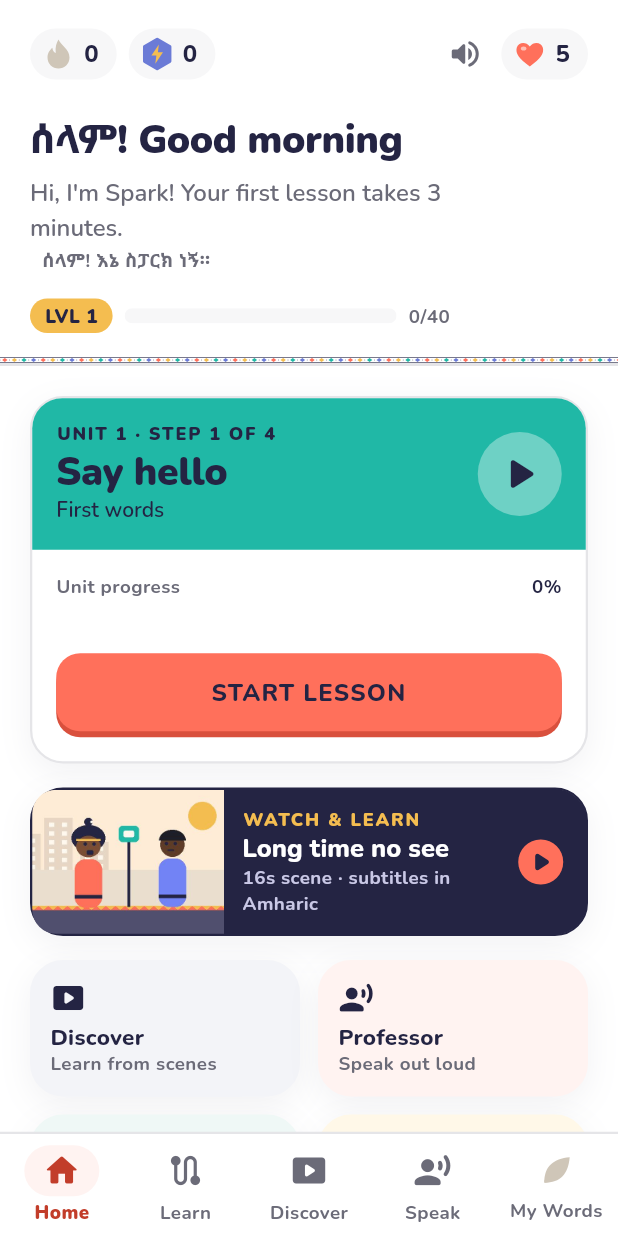
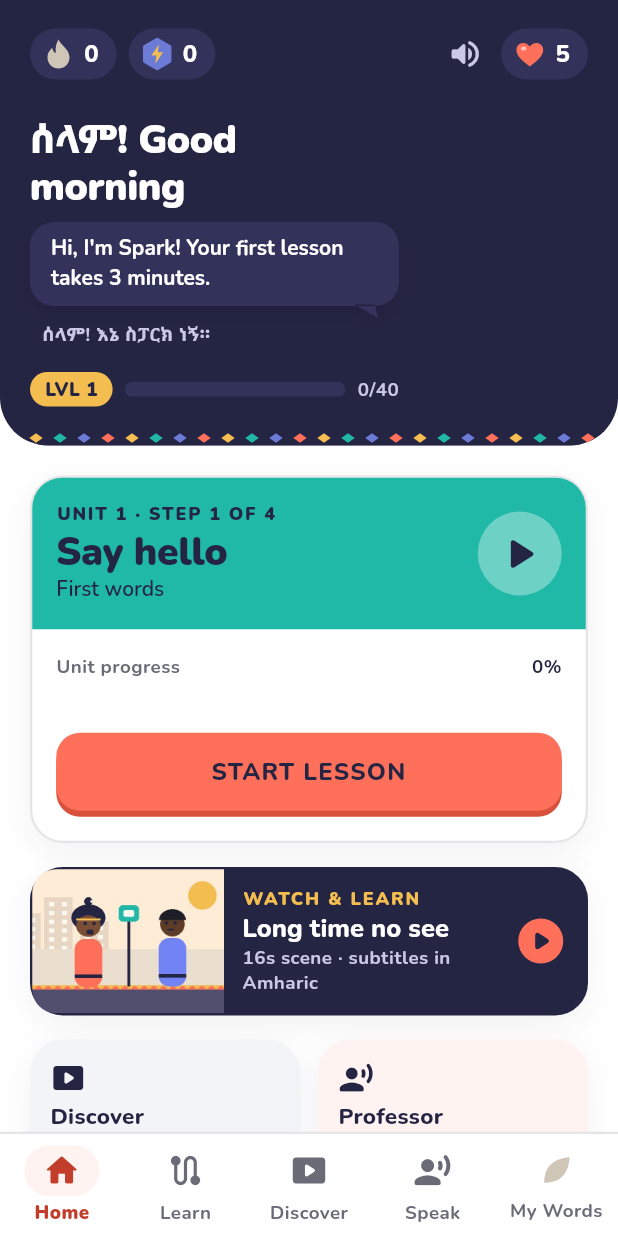
Before and after one commit to salahadin-hassen/Ethio-linguo, a Flutter app: the HomeShell screen opened by its route, on a phone screen of 412 x 824 dp. Run offline on Flutter 3.47's test engine with Material 3 defaults, Android fonts, the phone set to English and light mode, and no system bars; our stand-ins replace audioplayers, flutter_tts, rive, shared_preferences, speech_to_text, video_player; missing offline and left inert: record; accounts and stored records are empty.

Commit message:
Revert "Home: light header, Spark's line as plain subtitle (no bubble), smaller mascot"
This reverts commit 4b46101d5f88dd48ba63889dcd8d455b87d9509b.

```diff
--- a/lib/features/home/widgets/home_header.dart
+++ b/lib/features/home/widgets/home_header.dart
@@ -3,6 +3,7 @@ import 'package:flutter/material.dart';
 import '../../../app/app_scope.dart';
 import '../../../core/components/brand_icons.dart';
 import '../../../core/components/progress_bar.dart';
+import '../../../core/components/speech_bubble.dart';
 import '../../../core/components/stat_pill.dart';
 import '../../../core/components/tibeb_band.dart';
 import '../../../core/theme/app_colors.dart';
@@ -67,11 +68,9 @@ class _HomeHeaderState extends State<HomeHeader> {
     final sounds = ServicesScope.of(context).sounds;
 
     return Container(
-      // Calm, light header (Duolingo-like): stats, greeting, a single line
-      // from Spark. No hero block, no chat bubble.
       decoration: const BoxDecoration(
-        color: AppColors.surface,
-        border: Border(bottom: BorderSide(color: AppColors.outline, width: 2)),
+        color: AppColors.indigo,
+        borderRadius: BorderRadius.vertical(bottom: Radius.circular(32)),
       ),
       clipBehavior: Clip.antiAlias,
       child: SafeArea(
@@ -92,16 +91,16 @@ class _HomeHeaderState extends State<HomeHeader> {
                     value: app.streak,
                     muted: app.streak == 0,
                     semanticLabel: '${app.streak} day streak',
-                    color: AppColors.textPrimary,
-                    background: AppColors.surfaceSunken,
+                    color: AppColors.ivory,
+                    background: AppColors.indigoRaised,
                   ),
                   const SizedBox(width: Space.xs),
                   StatPill(
                     icon: BrandIconKind.xp,
                     value: p.totalXp,
                     semanticLabel: '${p.totalXp} XP',
-                    color: AppColors.textPrimary,
-                    background: AppColors.surfaceSunken,
+                    color: AppColors.ivory,
+                    background: AppColors.indigoRaised,
                   ),
                   const Spacer(),
                   ListenableBuilder(
@@ -114,7 +113,7 @@ class _HomeHeaderState extends State<HomeHeader> {
                         sounds.enabled
                             ? Icons.volume_up_rounded
                             : Icons.volume_off_rounded,
-                        color: AppColors.textMuted,
+                        color: AppColors.onIndigoMuted,
                       ),
                     ),
                   ),
@@ -123,8 +122,8 @@ class _HomeHeaderState extends State<HomeHeader> {
                     value: p.hearts,
                     semanticLabel:
                         '${p.hearts} of ${LearnerProgress.maxHearts} hearts',
-                    color: AppColors.textPrimary,
-                    background: AppColors.surfaceSunken,
+                    color: AppColors.ivory,
+                    background: AppColors.indigoRaised,
                   ),
                 ],
               ),
@@ -146,7 +145,7 @@ class _HomeHeaderState extends State<HomeHeader> {
                         Text(
                           '${app.native.greeting}! ${_partOfDay(hour)}',
                           style: AppType.headline.copyWith(
-                            color: AppColors.textPrimary,
+                            color: AppColors.ivory,
                           ),
                         ),
                         const SizedBox(height: Space.xs),
@@ -167,11 +166,15 @@ class _HomeHeaderState extends State<HomeHeader> {
                             key: ValueKey(message),
                             crossAxisAlignment: CrossAxisAlignment.start,
                             children: [
-                              Text(
-                                message,
+                              SpeechBubble(
                                 key: const ValueKey('spark_bubble'),
-                                style: AppType.body.copyWith(
-                                  color: AppColors.textMuted,
+                                text: message,
+                                tail: BubbleTail.bottomRight,
+                                border: false,
+                                color: AppColors.indigoRaised,
+                                textColor: AppColors.ivory,
+                                style: AppType.bodySmall.copyWith(
+                                  fontWeight: FontWeight.w700,
                                 ),
                               ),
                               if (native != null)
@@ -183,7 +186,7 @@ class _HomeHeaderState extends State<HomeHeader> {
                                   child: Text(
                                     native,
                                     style: AppType.caption.copyWith(
-                                      color: AppColors.textMuted,
+                                      color: AppColors.onIndigoMuted,
                                     ),
                                   ),
                                 ),
@@ -218,7 +221,7 @@ class _HomeHeaderState extends State<HomeHeader> {
                                 child: AppProgressBar(
                                   value: level.fraction,
                                   color: AppColors.gold,
-                                  track: AppColors.surfaceSunken,
+                                  track: AppColors.indigoRaised,
                                   height: 10,
                                 ),
                               ),
@@ -226,7 +229,7 @@ class _HomeHeaderState extends State<HomeHeader> {
                               Text(
                                 '${level.xpIntoLevel}/${level.xpForLevel}',
                                 style: AppType.caption.copyWith(
-                                  color: AppColors.textMuted,
+                                  color: AppColors.onIndigoMuted,
                                 ),
                               ),
                             ],
@@ -240,14 +243,14 @@ class _HomeHeaderState extends State<HomeHeader> {
                     key: const ValueKey('home_spark'),
                     character: CastMember.spark,
                     state: line.state,
-                    size: 84,
+                    size: 118,
                     onTap: _onSparkTap,
                     semanticLabel: 'Spark says: $message. Tap for a tip.',
                   ),
                 ],
               ),
             ),
-            const TibebBand(height: 4),
+            const TibebBand(height: 10),
           ],
         ),
       ),
```
